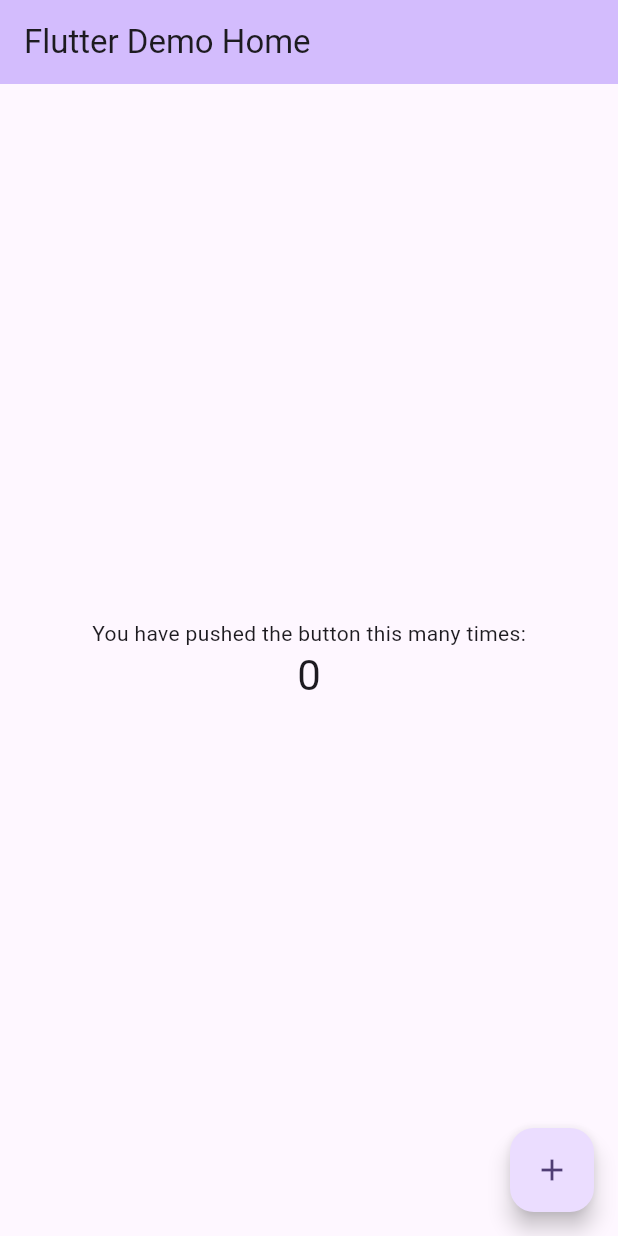
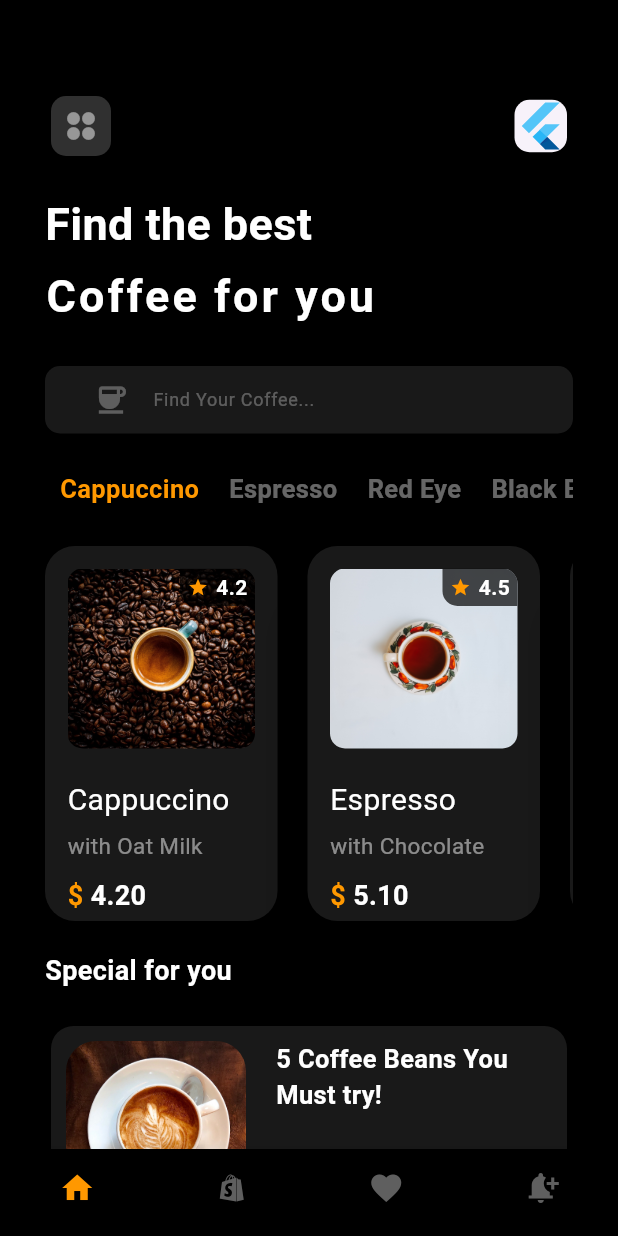
Before and after one commit to rameshsdeveloper/coffee_shop, a Flutter app: the screen it shows after launch, on a phone screen of 412 x 824 dp. Run offline on Flutter 3.47's test engine with Material 3 defaults, Android fonts, the phone set to English and light mode, and no system bars.

Commit message:
Splash and Home screen code added

```diff
--- /dev/null
+++ b/lib/activities/home.dart
@@ -0,0 +1,345 @@
+import 'package:coffee_shop/activities/details.dart';
+import 'package:flutter/material.dart';
+import '../res/resources_list.dart';
+import '../widget/bottom_navigation.dart';
+
+class HomePage extends StatefulWidget {
+  const HomePage({super.key});
+
+  @override
+  State<HomePage> createState() => _HomePageState();
+}
+
+class _HomePageState extends State<HomePage> with TickerProviderStateMixin {
+  @override
+  Widget build(BuildContext context) {
+    return Scaffold(
+      bottomNavigationBar: bottom_navigation(),
+      backgroundColor: Colors.black,
+      body: Padding(
+        padding: const EdgeInsets.only(left: 30, right: 30, top: 60),
+        child: SingleChildScrollView(  // Make sure everything is scrollable
+          child: Column(
+            crossAxisAlignment: CrossAxisAlignment.start,
+            children: [
+              customDrawer(),
+              const SizedBox(
+                height: 20,
+              ),
+              const Text(
+                "Find the best",
+                style: TextStyle(
+                    color: Colors.white,
+                    fontWeight: FontWeight.bold,
+                    fontSize: 30),
+              ),
+              const SizedBox(
+                height: 5,
+              ),
+              const Text(
+                "Coffee for you",
+                style: TextStyle(
+                    letterSpacing: 2,
+                    color: Colors.white,
+                    fontWeight: FontWeight.bold,
+                    fontSize: 30),
+              ),
+              const SizedBox(
+                height: 25,
+              ),
+              Container(
+                padding: const EdgeInsets.only(left: 20),
+                height: 45,
+                width: double.infinity,
+                decoration: BoxDecoration(
+                  borderRadius: BorderRadius.circular(10),
+                  color: Colors.white.withAlpha((.1 * 255).toInt()),
+                ),
+                child: TextFormField(
+                  enabled: false,
+                  decoration: InputDecoration(
+                      prefixIcon: Icon(
+                        Icons.coffee,
+                        color: Colors.white.withAlpha((.3 * 255).toInt())
+                      ),
+                      border: InputBorder.none,
+                      hintText: "Find Your Coffee...",
+                      hintStyle: TextStyle(
+                        color: Colors.white.withAlpha((.3 * 255).toInt()),
+                        fontSize: 12,
+                      )),
+                ),
+              ),
+              const SizedBox(
+                height: 25,
+              ),
+              SizedBox(
+                  height: 30,
+                  child: ListView.builder(
+                    itemCount: 5,
+                    scrollDirection: Axis.horizontal,
+                    itemBuilder: (context, index) {
+                      return GestureDetector(
+                        child: Padding(
+                          padding: const EdgeInsets.symmetric(horizontal: 10),
+                          child: Text(
+                            names[index],
+                            style: TextStyle(
+                                color: category[index]
+                                    ? Colors.orange
+                                    : Colors.white.withAlpha((.4 * 255).toInt()),
+                                fontWeight: FontWeight.bold,
+                                fontSize: 17),
+                          ),
+                        ),
+                      );
+                    },
+                  )),
+              const SizedBox(
+                height: 20,
+              ),
+              // No need for Expanded here, it's causing the issue
+              SizedBox(
+                height: 250,
+                width: double.infinity,
+                child: ListView.builder(
+                  scrollDirection: Axis.horizontal,
+                  itemCount: 9,
+                  itemBuilder: (context, index) {
+                    return InkWell(
+                      onTap: () {
+                        Navigator.push(
+                            context,
+                            MaterialPageRoute(
+                              builder: (context) => Details(index),
+                            ));
+                      },
+                      child: Card(
+                        elevation: 20,
+                        color: Colors.white.withAlpha((.1 * 255).toInt()),
+                        shape: RoundedRectangleBorder(
+                            borderRadius: BorderRadius.circular(20)),
+                        margin: const EdgeInsets.only(right: 20),
+                        child: Container(
+                          padding: const EdgeInsets.all(15),
+                          width: 155,
+                          child: Column(
+                            crossAxisAlignment: CrossAxisAlignment.start,
+                            children: [
+                              ClipRRect(
+                                borderRadius: BorderRadius.circular(10),
+                                child: SizedBox(
+                                  height: 120,
+                                  width: double.infinity,
+                                  child: Stack(
+                                    children: [
+                                      Positioned.fill(
+                                          child: Image(
+                                        image: images[index],
+                                        fit: BoxFit.cover,
+                                      )),
+                                      Align(
+                                        alignment: Alignment.topRight,
+                                        child: Container(
+                                          height: 25,
+                                          width: 50,
+                                          decoration: BoxDecoration(
+                                            color: Colors.black
+                                                .withAlpha((.7 * 255).toInt()),
+                                            borderRadius:
+                                                const BorderRadius.only(
+                                                    bottomLeft:
+                                                        Radius.circular(10)),
+                                          ),
+                                          child: Row(
+                                            mainAxisAlignment:
+                                                MainAxisAlignment.spaceEvenly,
+                                            children: [
+                                              const Icon(
+                                                Icons.star,
+                                                color: Colors.orange,
+                                                size: 14,
+                                              ),
+                                              Text(
+                                                ratting[index].toString(),
+                                                style: const TextStyle(
+                                                    color: Colors.white,
+                                                    fontWeight:
+                                                        FontWeight.bold),
+                                              )
+                                            ],
+                                          ),
+                                        ),
+                                      ),
+                                    ],
+                                  ),
+                                ),
+                              ),
+                              const SizedBox(
+                                height: 20,
+                              ),
+                              Text(names[index],
+                                  style: const TextStyle(
+                                    color: Colors.white,
+                                    fontSize: 20,
+                                  )),
+                              const SizedBox(
+                                height: 5,
+                              ),
+                              Text(with_[index],
+                                  style: TextStyle(
+                                    color: Colors.white.withAlpha((.5 * 255).toInt()),
+                                    fontSize: 15,
+                                  )),
+                              const SizedBox(
+                                height: 10,
+                              ),
+                              Row(
+                                children: [
+                                  const Align(
+                                    alignment: Alignment.topLeft,
+                                    child: Text("\$ ",
+                                        style: TextStyle(
+                                            color: Colors.orange,
+                                            fontSize: 18,
+                                            fontWeight: FontWeight.bold)),
+                                  ),
+                                  Text(prices[index],
+                                      style: const TextStyle(
+                                        color: Colors.white,
+                                        fontWeight: FontWeight.bold,
+                                        fontSize: 18,
+                                      )),
+                                ],
+                              ),
+                            ],
+                          ),
+                        ),
+                      ),
+                    );
+                  },
+                ),
+              ),
+              const SizedBox(
+                height: 20,
+              ),
+              const Text("Special for you",
+                  style: TextStyle(
+                    color: Colors.white,
+                    fontWeight: FontWeight.bold,
+                    fontSize: 18,
+                  )),
+              const SizedBox(
+                height: 20,
+              ),
+              specialCard(images[5]),
+              const SizedBox(
+                height: 20,
+              ),
+              specialCard(images[6]),
+              const SizedBox(
+                height: 20,
+              ),
+              specialCard(images[7]),
+            ],
+          ),
+        ),
+      ),
+    );
+  }
+
+  Widget circleRow() {
+    return Row(
+      mainAxisAlignment: MainAxisAlignment.spaceBetween,
+      children: [
+        circleIcon(),
+        circleIcon(),
+      ],
+    );
+  }
+
+  Widget circleIcon() {
+    return Icon(
+      Icons.circle,
+      color: Colors.white.withAlpha((.5 * 255).toInt()),
+      size: 10,
+    );
+  }
+
+  Widget customDrawer() {
+    return Row(
+      mainAxisAlignment: MainAxisAlignment.spaceBetween,
+      children: [
+        Card(
+          elevation: 20,
+          color: Colors.white.withAlpha((.1 * 255).toInt()),
+          shape:
+              RoundedRectangleBorder(borderRadius: BorderRadius.circular(10)),
+          child: Container(
+            height: 40,
+            width: 40,
+            padding: const EdgeInsets.symmetric(vertical: 10, horizontal: 10),
+            decoration: BoxDecoration(
+                color: Colors.white.withAlpha((.1 * 255).toInt()),
+                borderRadius: BorderRadius.circular(10)),
+            child: Column(
+              children: [circleRow(), circleRow()],
+            ),
+          ),
+        ),
+        ClipRRect(
+          borderRadius: BorderRadius.circular(20),
+          child: Card(
+            shape: RoundedRectangleBorder(
+              borderRadius: BorderRadius.circular(10),
+            ),
+            child: const FlutterLogo(
+              size: 35,
+            ),
+          ),
+        ),
+      ],
+    );
+  }
+
+  Widget specialCard(AssetImage asset) {
+    return Card(
+      color: Colors.white.withAlpha((.1 * 255).toInt()),
+      shape: RoundedRectangleBorder(
+        borderRadius: BorderRadius.circular(15),
+      ),
+      child: Container(
+        margin: const EdgeInsets.all(10),
+        height: 120,
+        width: double.infinity,
+        child: Row(
+          children: [
+            ClipRRect(
+              borderRadius: BorderRadius.circular(20),
+              child: Container(
+                height: double.infinity,
+                width: 120,
+                decoration: BoxDecoration(
+                    image: DecorationImage(image: asset, fit: BoxFit.cover)),
+              ),
+            ),
+            const SizedBox(
+              width: 20,
+            ),
+            const Column(
+              children: [
+                Text(
+                  "5 Coffee Beans You\nMust try!",
+                  style: TextStyle(
+                      color: Colors.white,
+                      fontSize: 17,
+                      fontWeight: FontWeight.bold),
+                )
+              ],
+            )
+          ],
+        ),
+      ),
+    );
+  }
+}
--- /dev/null
+++ b/lib/activities/splash.dart
@@ -0,0 +1,49 @@
+import 'dart:async';
+
+import 'package:coffee_shop/activities/home.dart';
+import 'package:flutter/material.dart';
+
+class Splash extends StatefulWidget
+{
+  @override
+  State<Splash> createState() => _SplashState();
+}
+
+class _SplashState extends State<Splash> {
+  @override
+  void initState() {
+    // TODO: implement initState
+    super.initState();
+    animator();
+    Timer(Duration(seconds: 3), () {
+      Navigator.pushReplacement(context, MaterialPageRoute(builder: (context) => HomePage(),));
+    });
+  }
+  double width=0;
+  double height=0;
+  void animator()
+  {
+    setState(() {
+      width=250;
+      height=250;
+    });
+  }
+  @override
+  Widget build(BuildContext context) {
+   return Scaffold(
+     body: Container(
+       height: double.infinity,
+       width: double.infinity,
+       color: Colors.black,
+       child: AnimatedContainer(
+         duration: Duration(seconds: 2),
+         height: height,
+         width: width,
+         child: Image( image: AssetImage('assets/images/p4.jpg'),
+
+         ),
+       ),
+     ),
+   );
+  }
+}
--- a/lib/main.dart
+++ b/lib/main.dart
@@ -1,125 +1,20 @@
+import 'package:coffee_shop/activities/splash.dart';
 import 'package:flutter/material.dart';
 
 void main() {
   runApp(const MyApp());
 }
-
 class MyApp extends StatelessWidget {
   const MyApp({super.key});
-
-  // This widget is the root of your application.
   @override
   Widget build(BuildContext context) {
     return MaterialApp(
+      debugShowCheckedModeBanner: false,
       title: 'Flutter Demo',
       theme: ThemeData(
-        // This is the theme of your application.
-        //
-        // TRY THIS: Try running your application with "flutter run". You'll see
-        // the application has a purple toolbar. Then, without quitting the app,
-        // try changing the seedColor in the colorScheme below to Colors.green
-        // and then invoke "hot reload" (save your changes or press the "hot
-        // reload" button in a Flutter-supported IDE, or press "r" if you used
-        // the command line to start the app).
-        //
-        // Notice that the counter didn't reset back to zero; the application
-        // state is not lost during the reload. To reset the state, use hot
-        // restart instead.
-        //
-        // This works for code too, not just values: Most code changes can be
-        // tested with just a hot reload.
-        colorScheme: ColorScheme.fromSeed(seedColor: Colors.deepPurple),
-        useMaterial3: true,
+        primarySwatch: Colors.blue,
       ),
-      home: const MyHomePage(title: 'Flutter Demo Home '),
+      home: Splash(),
     );
   }
 }
-
-class MyHomePage extends StatefulWidget {
-  const MyHomePage({super.key, required this.title});
-
-  // This widget is the home page of your application. It is stateful, meaning
-  // that it has a State object (defined below) that contains fields that affect
-  // how it looks.
-
-  // This class is the configuration for the state. It holds the values (in this
-  // case the title) provided by the parent (in this case the App widget) and
-  // used by the build method of the State. Fields in a Widget subclass are
-  // always marked "final".
-
-  final String title;
-
-  @override
-  State<MyHomePage> createState() => _MyHomePageState();
-}
-
-class _MyHomePageState extends State<MyHomePage> {
-  int _counter = 0;
-
-  void _incrementCounter() {
-    setState(() {
-      // This call to setState tells the Flutter framework that something has
-      // changed in this State, which causes it to rerun the build method below
-      // so that the display can reflect the updated values. If we changed
-      // _counter without calling setState(), then the build method would not be
-      // called again, and so nothing would appear to happen.
-      _counter++;
-    });
-  }
-
-  @override
-  Widget build(BuildContext context) {
-    // This method is rerun every time setState is called, for instance as done
-    // by the _incrementCounter method above.
-    //
-    // The Flutter framework has been optimized to make rerunning build methods
-    // fast, so that you can just rebuild anything that needs updating rather
-    // than having to individually change instances of widgets.
-    return Scaffold(
-      appBar: AppBar(
-        // TRY THIS: Try changing the color here to a specific color (to
-        // Colors.amber, perhaps?) and trigger a hot reload to see the AppBar
-        // change color while the other colors stay the same.
-        backgroundColor: Theme.of(context).colorScheme.inversePrimary,
-        // Here we take the value from the MyHomePage object that was created by
-        // the App.build method, and use it to set our appbar title.
-        title: Text(widget.title),
-      ),
-      body: Center(
-        // Center is a layout widget. It takes a single child and positions it
-        // in the middle of the parent.
-        child: Column(
-          // Column is also a layout widget. It takes a list of children and
-          // arranges them vertically. By default, it sizes itself to fit its
-          // children horizontally, and tries to be as tall as its parent.
-          //
-          // Column has various properties to control how it sizes itself and
-          // how it positions its children. Here we use mainAxisAlignment to
-          // center the children vertically; the main axis here is the vertical
-          // axis because Columns are vertical (the cross axis would be
-          // horizontal).
-          //
-          // TRY THIS: Invoke "debug painting" (choose the "Toggle Debug Paint"
-          // action in the IDE, or press "p" in the console), to see the
-          // wireframe for each widget.
-          mainAxisAlignment: MainAxisAlignment.center,
-          children: <Widget>[
-            const Text(
-              'You have pushed the button this many times:',
-            ),
-            Text(
-              '$_counter',
-              style: Theme.of(context).textTheme.headlineMedium,
-            ),
-          ],
-        ),
-      ),
-      floatingActionButton: FloatingActionButton(
-        onPressed: _incrementCounter,
-        tooltip: 'Increment',
-        child: const Icon(Icons.add),
-      ), // This trailing comma makes auto-formatting nicer for build methods.
-    );
-  }
-}
--- /dev/null
+++ b/lib/res/resources_list.dart
@@ -0,0 +1,154 @@
+import 'package:flutter/material.dart';
+var category=[
+  true,
+  false,
+  false,
+  false,
+  false,
+];
+var images = [
+  const AssetImage("assets/images/s2.jpeg"),
+  const AssetImage("assets/images/s4.jpeg"),
+  const AssetImage("assets/images/s3.jpeg"),
+  const AssetImage("assets/images/p1.jpeg"),
+  const AssetImage("assets/images/p3.jpeg"),
+  const AssetImage("assets/images/p4.jpeg"),
+  const AssetImage("assets/images/p5.jpeg"),
+  const AssetImage("assets/images/s1.jpeg"),
+  const AssetImage("assets/images/p6.jpeg"),
+  const AssetImage("assets/images/p2.jpeg"),
+];
+var ratting = [
+  4.2,
+  4.5,
+  4.1,
+  4.0,
+  2.2,
+  3.2,
+  1.2,
+  3.2,
+  3.6,
+  4.8,
+];
+var names = [
+  "Cappuccino",
+  "Espresso",
+  "Red Eye",
+  "Black Eye",
+  "Americano",
+  "Long Black",
+  "Machination",
+  "Macchiato",
+  "Double",
+];
+var with_=[
+  "with Oat Milk",
+  "with Chocolate",
+  "with White Milk",
+  "with Oat Milk",
+  "with Chocolate",
+  "with White Milk",
+  "with Oat Milk",
+  "with Chocolate",
+  "with White Milk",
+  "with Oat Milk",
+  "with Chocolate",
+  "with White Milk",
+
+];
+var prices=[
+  "4.20",
+  "5.10",
+  "2.86",
+  "7.56",
+  "1.14",
+  "6.72",
+  "2.66",
+  "7.17",
+  "9.73",
+  "5.66",
+];
+var mediumRating = [
+  3.2,
+  2.3,
+  4.3,
+  1.9,
+  3.8,
+  1.8,
+  3.6,
+  2.7,
+  1.6,
+  4.5,
+];
+var largeRating = [
+  3.2,
+  2.3,
+  1.8,
+  3.6,
+  2.7,
+  1.6,
+  4.5,
+  4.3,
+  1.9,
+  3.8,
+];
+var prefix = [
+  "(5.753)",
+  "(3.343)",
+  "(4.653)",
+  "(1.49)",
+  "(4.353)",
+  "(6.333)",
+  "(2.743)",
+  "(4.355)",
+  "(2.443)",
+  "(1.123)",
+];
+var prefixMedium = [
+  "(2.443)",
+  "(5.753)",
+  "(3.343)",
+  "(4.653)",
+  "(6.333)",
+  "(2.743)",
+  "(4.355)",
+  "(1.49)",
+  "(4.353)",
+  "(1.123)",
+];
+var prefixLarge = [
+  "(4.653)",
+  "(1.49)",
+  "(2.743)",
+  "(4.355)",
+  "(5.753)",
+  "(3.343)",
+  "(2.443)",
+  "(4.353)",
+  "(6.333)",
+  "(1.123)",
+];
+var mediumPrice = [
+  "5.10",
+  "6.20",
+  "3.56",
+  "4.77",
+  "2.64",
+  "7.25",
+  "3.86",
+  "8.56",
+  "10.84",
+  "6.98",
+];
+var largePrice = [
+  "6.03",
+  "7.21",
+  "4.23",
+  "5.45",
+  "3.32",
+  "8.44",
+  "3.09",
+  "9.87",
+  "11.63",
+  "7.57",
+];
--- /dev/null
+++ b/lib/widget/bottom_navigation.dart
@@ -0,0 +1,54 @@
+import 'package:flutter/material.dart';
+class bottom_navigation extends StatefulWidget {
+
+  @override
+  State<bottom_navigation> createState() => _bottom_navigationState();
+}
+
+class _bottom_navigationState extends State<bottom_navigation> {
+  int index=0;
+  @override
+  Widget build(BuildContext context) {
+    return Container(
+      color: Colors.black,
+      child: BottomNavigationBar(
+        showSelectedLabels: false,
+          currentIndex: index,
+          onTap: (value) {
+            index=value;
+            setState(() {
+
+            });
+          },
+          showUnselectedLabels: false,
+          type: BottomNavigationBarType.fixed,
+          backgroundColor: Colors.black,
+          items: [
+        BottomNavigationBarItem(
+            label: "Home",
+            icon: Icon(
+              Icons.home,
+              color: index==0?Colors.orange:Colors.grey.withAlpha((.6 * 255).toInt()),
+            )),
+        BottomNavigationBarItem(
+            label: "Shop",
+            icon: Icon(
+              Icons.shopify,
+              color: index==1?Colors.orange:Colors.grey.withAlpha((.6 * 255).toInt()),
+            )),
+        BottomNavigationBarItem(
+            label: "Favourite",
+            icon: Icon(
+              Icons.favorite,
+              color: index==2?Colors.orange:Colors.grey.withAlpha((.6 * 255).toInt()),
+            )),
+        BottomNavigationBarItem(
+            label: "Favourite",
+            icon: Icon(
+              Icons.notification_add,
+              color: index==3?Colors.orange:Colors.grey.withAlpha((.6 * 255).toInt()),
+            )),
+      ]),
+    );
+  }
+}
--- /dev/null
+++ b/lib/widget/bottom_sheet.dart
@@ -0,0 +1,20 @@
+import 'package:flutter/material.dart';
+
+class bottomsheet extends StatelessWidget
+{
+  @override
+  Widget build(BuildContext context) {
+    return BottomSheet(
+
+      onDragStart: (details) {
+
+      },
+      onClosing: () {
+
+    }, builder: (context) => Container(
+      color: Colors.white,
+
+    ),);
+  }
+
+}
```
